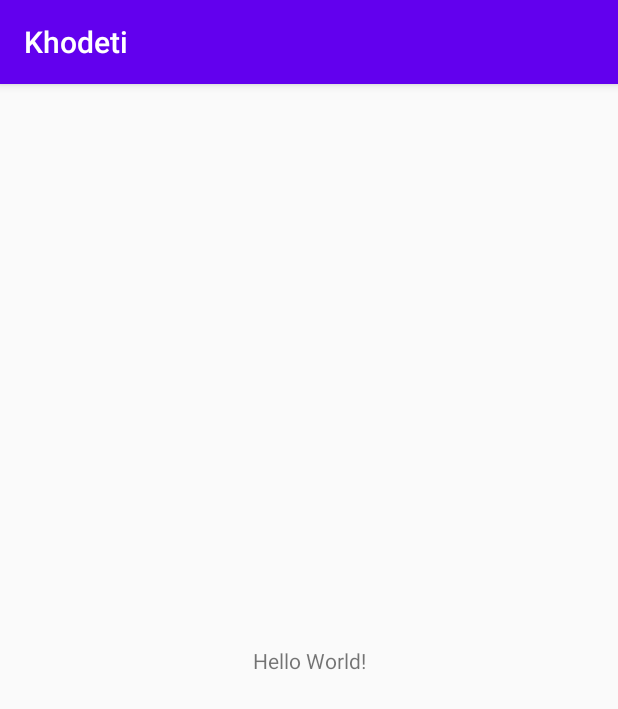
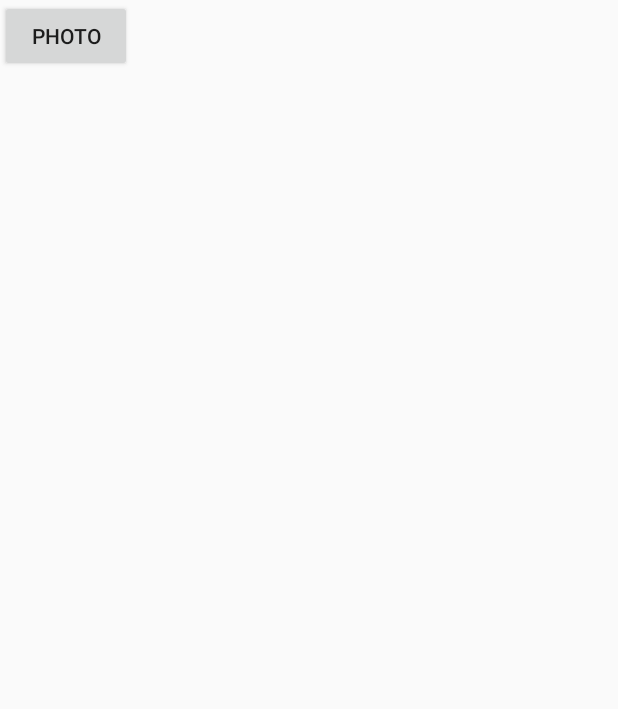
Before and after one commit to sina-kz/Havaye-Sar, an Android app: the screen it shows after launch (MainActivity before the commit, MyCameraActivity after it), on a phone screen of 412 x 824 dp. Shown: the top 709 px of the screen. Run offline under Robolectric (Android 15) with nearby library versions, the phone set to English and light mode, and no system bars.

Commit message:
photo get added

```diff
--- a/Khodeti/app/src/main/AndroidManifest.xml
+++ b/Khodeti/app/src/main/AndroidManifest.xml
@@ -1,6 +1,9 @@
 <?xml version="1.0" encoding="utf-8"?>
 <manifest xmlns:android="http://schemas.android.com/apk/res/android"
     package="com.example.khodeti">
+    <uses-feature android:name="android.hardware.camera"
+        android:required="true" />
+    <uses-permission android:name="android.permission.CAMERA" />
 
     <application
         android:allowBackup="true"
@@ -15,7 +18,9 @@
 
                 <category android:name="android.intent.category.LAUNCHER" />
             </intent-filter>
+
         </activity>
+        <activity android:name=".MyCameraActivity" />
     </application>
 
 </manifest>
--- a/Khodeti/app/src/main/java/com/example/khodeti/MainActivity.java
+++ b/Khodeti/app/src/main/java/com/example/khodeti/MainActivity.java
@@ -2,6 +2,7 @@ package com.example.khodeti;
 
 import androidx.appcompat.app.AppCompatActivity;
 
+import android.content.Intent;
 import android.os.Bundle;
 
 public class MainActivity extends AppCompatActivity {
@@ -10,5 +11,8 @@ public class MainActivity extends AppCompatActivity {
     protected void onCreate(Bundle savedInstanceState) {
         super.onCreate(savedInstanceState);
         setContentView(R.layout.activity_main);
+        Intent intent = new Intent(MainActivity.this , MyCameraActivity.class);
+        startActivity(intent);
+
     }
 }
--- /dev/null
+++ b/Khodeti/app/src/main/java/com/example/khodeti/MyCameraActivity.java
@@ -0,0 +1,90 @@
+package com.example.khodeti;
+
+import android.Manifest;
+import android.app.Activity;
+import android.content.Intent;
+import android.content.pm.PackageManager;
+import android.graphics.Bitmap;
+import android.os.Build;
+import android.os.Bundle;
+import android.util.Base64;
+import android.util.Log;
+import android.view.View;
+import android.widget.Button;
+import android.widget.ImageView;
+import android.widget.Toast;
+
+import androidx.annotation.NonNull;
+import androidx.annotation.RequiresApi;
+
+import java.io.ByteArrayOutputStream;
+
+public class MyCameraActivity extends Activity {
+    private static final int CAMERA_REQUEST = 1888;
+    private ImageView imageView;
+    private static final int MY_CAMERA_PERMISSION_CODE = 100;
+
+    @Override
+    public void onCreate(Bundle savedInstanceState)
+    {
+        super.onCreate(savedInstanceState);
+        setContentView(R.layout.camera_layout_activity);
+        this.imageView = (ImageView)this.findViewById(R.id.imageView1);
+        Button photoButton = (Button) this.findViewById(R.id.button1);
+        photoButton.setOnClickListener(new View.OnClickListener()
+        {
+            @RequiresApi(api = Build.VERSION_CODES.M)
+            @Override
+            public void onClick(View v)
+            {
+                if (checkSelfPermission(Manifest.permission.CAMERA) != PackageManager.PERMISSION_GRANTED)
+                {
+                    requestPermissions(new String[]{Manifest.permission.CAMERA}, MY_CAMERA_PERMISSION_CODE);
+                }
+                else
+                {
+                    Intent cameraIntent = new Intent(android.provider.MediaStore.ACTION_IMAGE_CAPTURE);
+                    startActivityForResult(cameraIntent, CAMERA_REQUEST);
+                }
+            }
+        });
+    }
+
+    @Override
+    public void onRequestPermissionsResult(int requestCode, @NonNull String[] permissions, @NonNull int[] grantResults)
+    {
+        super.onRequestPermissionsResult(requestCode, permissions, grantResults);
+        if (requestCode == MY_CAMERA_PERMISSION_CODE)
+        {
+            if (grantResults[0] == PackageManager.PERMISSION_GRANTED)
+            {
+                Toast.makeText(this, "camera permission granted", Toast.LENGTH_LONG).show();
+                Intent cameraIntent = new Intent(android.provider.MediaStore.ACTION_IMAGE_CAPTURE);
+                startActivityForResult(cameraIntent, CAMERA_REQUEST);
+            }
+            else
+            {
+                Toast.makeText(this, "camera permission denied", Toast.LENGTH_LONG).show();
+            }
+        }
+    }
+
+    @Override
+    protected void onActivityResult(int requestCode, int resultCode, Intent data)
+    {
+        if (requestCode == CAMERA_REQUEST && resultCode == Activity.RESULT_OK)
+        {
+
+            Bitmap photo = (Bitmap) data.getExtras().get("data");
+//            System.out.println("kir to kazemi" + photo.);
+            imageView.setImageBitmap(photo);
+            ByteArrayOutputStream stream = new ByteArrayOutputStream();
+            photo.compress(Bitmap.CompressFormat.PNG, 100, stream);
+            byte[] byteArray = stream.toByteArray();
+            String encodedImage = Base64.encodeToString(byteArray , Base64.DEFAULT);
+            Log.d("kiri" , encodedImage);
+//            photo.recycle();
+
+        }
+    }
+}
--- /dev/null
+++ b/Khodeti/app/src/main/res/layout/camera_layout_activity.xml
@@ -0,0 +1,10 @@
+<?xml version="1.0" encoding="utf-8"?>
+<LinearLayout xmlns:android="http://schemas.android.com/apk/res/android"
+    android:orientation="vertical"
+    android:layout_width="fill_parent"
+    android:layout_height="fill_parent"
+    >
+    <Button android:id="@+id/button1" android:layout_width="wrap_content" android:layout_height="wrap_content" android:text="@string/photo"></Button>
+    <ImageView android:id="@+id/imageView1" android:layout_height="wrap_content"  android:layout_width="wrap_content"></ImageView>
+
+</LinearLayout>
--- a/Khodeti/app/src/main/res/values/strings.xml
+++ b/Khodeti/app/src/main/res/values/strings.xml
@@ -1,3 +1,4 @@
 <resources>
     <string name="app_name">Khodeti</string>
+    <string name="photo">photo</string>
 </resources>
```
